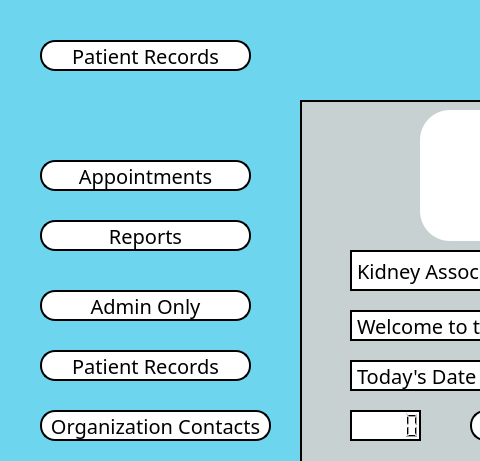
This is homemenu.ui in Lurothero/KidneyAssociation as Qt 5 draws it before an edit; both pictures show x 0 to 480 and y 0 to 461 of the 874 by 608 pixel window. The edited form follows.
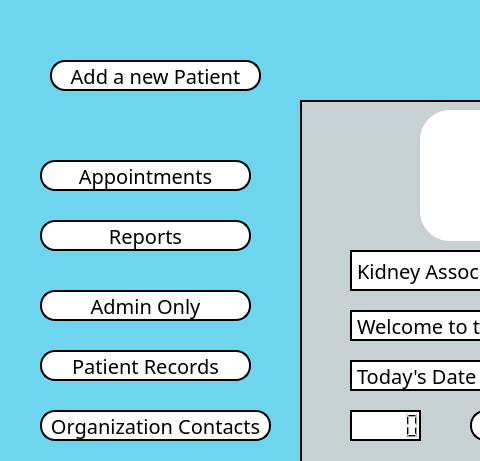
This is the edited form. Icons and pictures are not drawn.

Commit message: Redesign patient form

Diff of the .ui file:
```diff
--- a/homemenu.ui
+++ b/homemenu.ui
@@ -92,8 +92,8 @@
   <widget class="QPushButton" name="patientButton">
    <property name="geometry">
     <rect>
-     <x>40</x>
-     <y>350</y>
+     <x>50</x>
+     <y>60</y>
      <width>211</width>
      <height>31</height>
     </rect>
@@ -114,7 +114,7 @@
 }</string>
    </property>
    <property name="text">
-    <string>Patient Records</string>
+    <string>Add a new Patient</string>
    </property>
   </widget>
   <widget class="QPushButton" name="AppointmentButton">
@@ -340,7 +340,7 @@
    <property name="geometry">
     <rect>
      <x>40</x>
-     <y>40</y>
+     <y>350</y>
      <width>211</width>
      <height>31</height>
     </rect>
```
Left out of the diff: 2 changed lines with no effect on the pictures. The commit also changes 11 other files.
